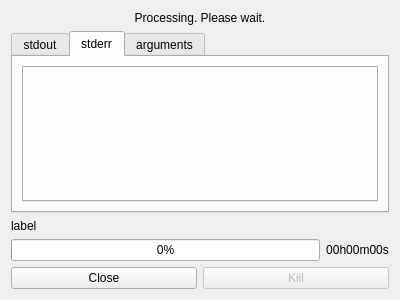
Old version of the form processwidget.ui in the repository ark231/videos_re_encoder.
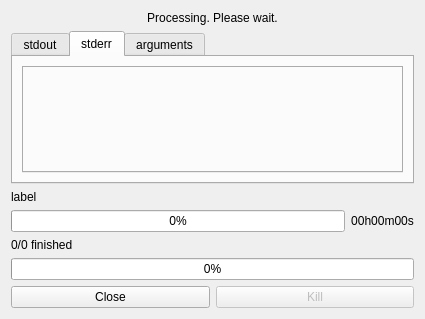
New version of the form.

```diff
--- a/processwidget.ui
+++ b/processwidget.ui
@@ -6,8 +6,8 @@
    <rect>
     <x>0</x>
     <y>0</y>
-    <width>400</width>
-    <height>300</height>
+    <width>425</width>
+    <height>319</height>
    </rect>
   </property>
   <property name="windowTitle">
@@ -108,6 +108,20 @@
        </item>
       </layout>
      </item>
+     <item>
+      <widget class="QLabel" name="label_batch_progress">
+       <property name="text">
+        <string>0/0 finished</string>
+       </property>
+      </widget>
+     </item>
+     <item>
+      <widget class="QProgressBar" name="progressBar_batch">
+       <property name="value">
+        <number>0</number>
+       </property>
+      </widget>
+     </item>
      <item>
       <layout class="QHBoxLayout" name="horizontalLayout">
        <item>
```
